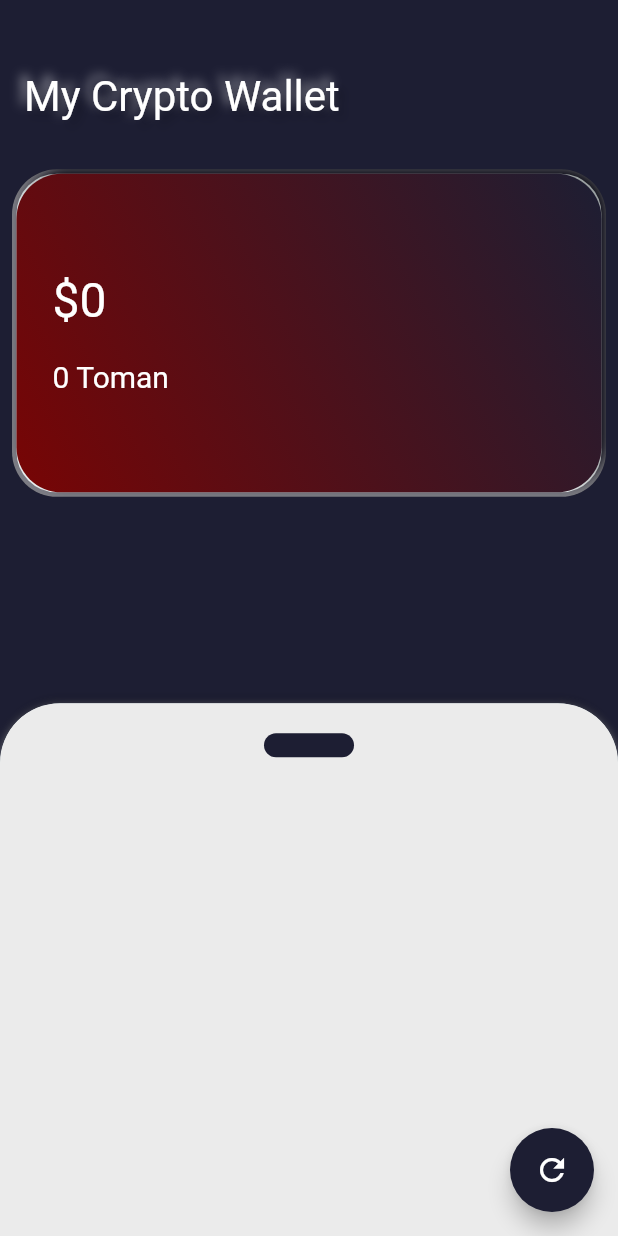
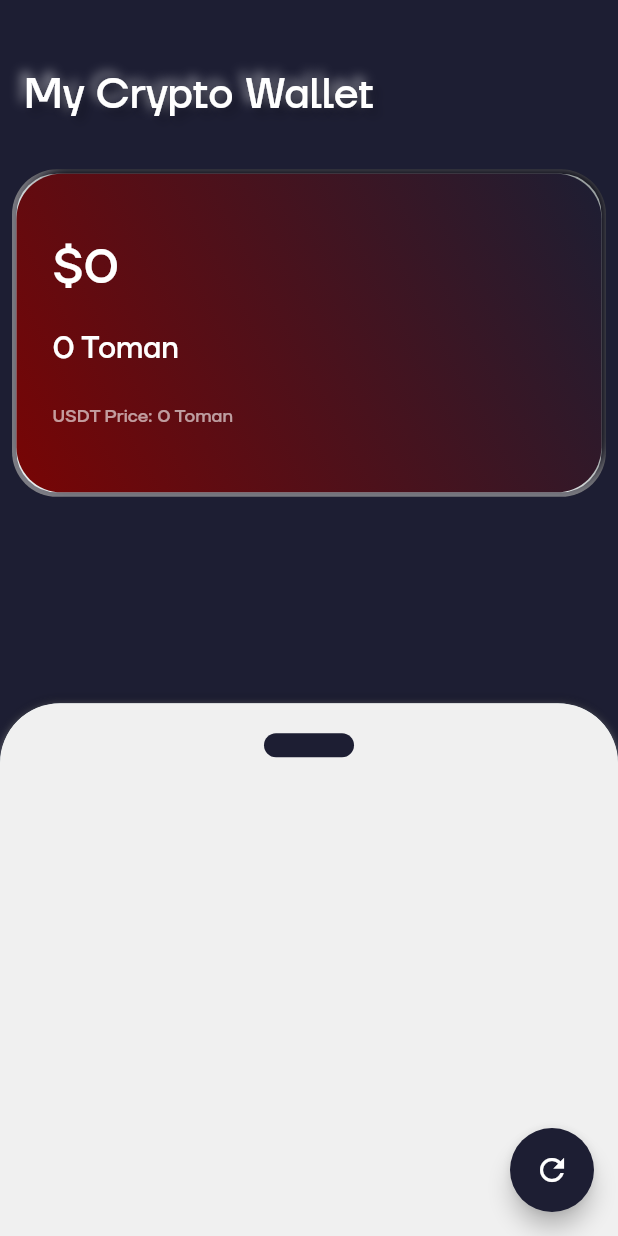
Before and after one commit to AlirezaHosseinkhani/crypto-asset-app, a Flutter app: the screen it shows after launch, on a phone screen of 412 x 824 dp. Run offline on Flutter 3.47's test engine with Material 2 defaults, Android fonts, the phone set to English and light mode, and no system bars; drawn by our look-alikes of flutter_neumorphic; our stand-ins replace flutter_multi_formatter, get, hive, hive_flutter; accounts and stored records are empty; network calls fail.

Commit message:
UI Improved / Font Added

```diff
--- a/lib/constans.dart
+++ b/lib/constans.dart
@@ -0,0 +1,32 @@
+import 'package:flutter/material.dart';
+
+const KMainBackgroundColor = Color.fromRGBO(29, 30, 51, 1);
+const KMainStatusBarColor = Color.fromRGBO(21, 22, 38, 1.0);
+const KMainWhiteColor = Color.fromRGBO(255, 255, 255, 1.0);
+const KMainWidgetStartColor = Color.fromRGBO(255, 255, 255, 1.0);
+const KMainWidgetEndColor = Color.fromRGBO(255, 255, 255, 1.0);
+const KGreenWidgetStartColor = Color.fromRGBO(25, 95, 88, 1.0);
+const KGreenWidgetEndColor = Color.fromRGBO(6, 52, 46, 1.0);
+const KMainCardWidgetRedColor = Color.fromRGBO(120, 5, 5, 1.0);
+const KMainCardWidgetBlueColor = Color.fromRGBO(29, 30, 51, 1.0);
+const KGreenCoinBGColor = Color.fromRGBO(44, 108, 98, 1.0);
+const KWhiteColor = Color.fromRGBO(255, 255, 255, 1.0);
+const KListViewWhiteColor = Color.fromRGBO(240, 240, 240, 1.0);
+const KBlackColor = Color.fromRGBO(0, 0, 0, 1.0);
+const KAssetBGColor = Color.fromRGBO(15, 15, 26, 0.6);
+const KCryptoPriceWidgetBorderColor = Color.fromRGBO(26, 26, 45, 1.0);
+const KCryptoPriceWidgetBGColor = Color.fromRGBO(15, 15, 26, 0.6);
+const KMainCardWidgetBorderColor = Color.fromRGBO(19, 19, 35, 1);
+
+const KHomeBannerTextStyle = TextStyle(
+    color: KMainWhiteColor, fontWeight: FontWeight.bold, fontSize: 34);
+
+const KMainScreenListviewTextStyle = TextStyle(color: KBlackColor);
+const KAssetCoinScreenTextStyle = TextStyle(fontSize: 18, color: KWhiteColor);
+const KWhiteTextStyle = TextStyle(color: Colors.white);
+const KAssetCoinScreenSubTextStyle = TextStyle(color: Colors.white70);
+const KMainCardDollarTextStyle = TextStyle(color: KWhiteColor, fontSize: 32);
+const KMainCardTomanTextStyle = TextStyle(color: KWhiteColor, fontSize: 20);
+const KMainCardTetherTextStyle = TextStyle(color: Colors.white60, fontSize: 12);
+const KCoinDetailsTextStyle =
+    TextStyle(fontSize: 24, color: KWhiteColor, fontWeight: FontWeight.bold);
--- a/lib/main.dart
+++ b/lib/main.dart
@@ -8,6 +8,8 @@ import 'package:get/get.dart';
 import 'package:hive/hive.dart';
 import 'package:path_provider/path_provider.dart';
 import 'package:provider/provider.dart';
+
+import 'constans.dart';
 
 Future<void> main() async {
   WidgetsFlutterBinding.ensureInitialized();
@@ -25,6 +27,10 @@ class MyApp extends StatelessWidget {
     SystemChrome.setPreferredOrientations([
       DeviceOrientation.portraitUp,
     ]);
+    SystemChrome.setSystemUIOverlayStyle(SystemUiOverlayStyle(
+        statusBarColor:
+            KMainStatusBarColor //or set color with: Color(0xFF0000FF)
+        ));
     return MultiProvider(
       providers: [
         ChangeNotifierProvider.value(
@@ -33,7 +39,11 @@ class MyApp extends StatelessWidget {
       ],
       child: GetMaterialApp(
         title: 'Flutter Demo',
-        theme: ThemeData.dark(),
+        theme: ThemeData(
+            fontFamily: 'TTFirsNeue',
+            appBarTheme: Theme.of(context)
+                .appBarTheme
+                .copyWith(brightness: Brightness.dark)),
         home: MainScreen(),
       ),
     );
--- a/lib/provider/price_provider.dart
+++ b/lib/provider/price_provider.dart
@@ -20,12 +20,9 @@ class CoinAssets {
 }
 
 class PriceProvider with ChangeNotifier {
-  // final List<CoinPrice> priceList = [];
-
   Map<String, dynamic> _items = {};
   List<CoinAssets> _assetsItems = [];
-  String _tetherPrice = '';
-  String _currentCoinPrice = '';
+  String _tetherPrice = '0';
 
   Map<String, dynamic> get items {
     return {..._items};
@@ -81,7 +78,6 @@ class PriceProvider with ChangeNotifier {
               name == 'usdt'),
           key: (name) => name,
           value: (v) => loaded[v]);
-      // _items.addAll(loaded);
       print('provider');
       print(_items);
       notifyListeners();
@@ -91,18 +87,12 @@ class PriceProvider with ChangeNotifier {
   }
 
   Future<void> addCoin(CoinAssets coinAssets) async {
-    final _prodIndex = _assetsItems
-        .indexWhere((coin) => coin.coinName == coinAssets.coinName.toString());
     final newCoinAsset = CoinAssets(
       coinName: coinAssets.coinName,
       coinCount: coinAssets.coinCount,
       coinPrice: coinAssets.coinPrice,
     );
-    // if (_assetsItems.contains(coinAssets.coinName)) {
-    //   _assetsItems[_prodIndex] = newCoinAsset;
-    // }
     _assetsItems.add(newCoinAsset);
-    // _items.insert(0, newProduct); // at the start of the list
     notifyListeners();
   }
 
@@ -114,7 +104,6 @@ class PriceProvider with ChangeNotifier {
       if (extractedData == null) {
         return;
       }
-      // final Map<String, dynamic> loadedProducts = {};
       _tetherPrice = extractedData['trades'][0]['price'];
       print(_tetherPrice);
       notifyListeners();
@@ -122,31 +111,4 @@ class PriceProvider with ChangeNotifier {
       throw (error);
     }
   }
-  //
-  // Future<void> getCoinPrice(String coin) async {
-  //   const url = 'https://api.nobitex.ir/market/global-stats';
-  //   try {
-  //     final response = await http.post(Uri.parse(url));
-  //     final extractedData = json.decode(response.body);
-  //     if (extractedData == null) {
-  //       return;
-  //     }
-  //     _currentCoinPrice = extractedData['markets']['binance'][coin];
-  //     notifyListeners();
-  //   } catch (error) {
-  //     throw (error);
-  //   }
-  // }
-  //
-  // Future<List> setSharedValue(List data) async {
-  //   SharedPreferences prefs = await SharedPreferences.getInstance();
-  //   prefs.setDouble('BTC', data[0]);
-  //   prefs.setDouble('ETH', data[1]);
-  //   prefs.setDouble('XRP', data[2]);
-  //   prefs.setDouble('TRX', data[3]);
-  //   prefs.setDouble('LTC', data[4]);
-  //   prefs.setDouble('DOGE', data[5]);
-  //
-  //   notifyListeners();
-  // }
 }
--- a/lib/widgets/main_card_widget.dart
+++ b/lib/widgets/main_card_widget.dart
@@ -4,6 +4,8 @@ import 'package:flutter_multi_formatter/flutter_multi_formatter.dart';
 import 'package:flutter_neumorphic/flutter_neumorphic.dart';
 import 'package:hive/hive.dart';
 import 'package:provider/provider.dart';
+
+import '../constans.dart';
 
 class MainCardWidget extends StatefulWidget {
   @override
@@ -34,8 +36,8 @@ class _MainCardWidgetState extends State<MainCardWidget> {
 
   double calculateAssetsToDollar(BuildContext context) {
     double total = 0.0;
-    final _dollarPrice =
-        Provider.of<PriceProvider>(context, listen: false).dollarPrice;
+    // final _dollarPrice =
+    //     Provider.of<PriceProvider>(context, listen: false).dollarPrice;
     Map<String, dynamic> _items = Provider.of<PriceProvider>(context).items;
 
     for (var i = 0; i < coinsBox.keys.length; i++) {
@@ -53,10 +55,11 @@ class _MainCardWidgetState extends State<MainCardWidget> {
     coinsBox = Hive.box<String>("coins");
     double _totalTomanAsset = calculateAssetsToToman(context);
     double _totalDollarAsset = calculateAssetsToDollar(context);
+    var _dollarPrice =
+        Provider.of<PriceProvider>(context, listen: false).dollarPrice;
     return Neumorphic(
       style: NeumorphicStyle(
-        border:
-            NeumorphicBorder(color: Color.fromRGBO(19, 19, 35, 1), width: 3),
+        border: NeumorphicBorder(color: KMainCardWidgetBorderColor, width: 3),
         shape: NeumorphicShape.convex,
         boxShape: NeumorphicBoxShape.roundRect(BorderRadius.circular(30)),
         depth: -8,
@@ -70,7 +73,7 @@ class _MainCardWidgetState extends State<MainCardWidget> {
           gradient: LinearGradient(
               colors:
                   // [Color(0xFF0E4B26),
-                  [Color.fromRGBO(120, 5, 5, 1.0), Color(0xFF1D1E33)],
+                  [KMainCardWidgetRedColor, KMainCardWidgetBlueColor],
               // colors: [Color(0xFF7F1717), Color(0xFF1D1E33)],
               begin: Alignment.bottomLeft,
               end: Alignment.topRight),
@@ -86,12 +89,17 @@ class _MainCardWidgetState extends State<MainCardWidget> {
               Text(
                 _totalDollarAsset.toStringAsFixed(0).toCurrencyString(
                     leadingSymbol: MoneySymbols.DOLLAR_SIGN, mantissaLength: 0),
-                style: TextStyle(color: Colors.white, fontSize: 32),
+                style: KMainCardDollarTextStyle,
               ),
               SizedBox(height: 20),
               Text(
                 '${_totalTomanAsset.toStringAsFixed(0).toCurrencyString(mantissaLength: 0)} Toman',
-                style: TextStyle(color: Colors.white, fontSize: 20),
+                style: KMainCardTomanTextStyle,
+              ),
+              SizedBox(height: 25),
+              Text(
+                'USDT Price: ${(double.parse(_dollarPrice) / 10).toStringAsFixed(0).toCurrencyString(mantissaLength: 0)} Toman',
+                style: KMainCardTetherTextStyle,
               )
             ],
           ),
```
Also changed, not shown: lib/screens/asset_details_screen.dart (+45 -55 lines), lib/screens/coin_details_screen.dart (+74 -53 lines), lib/screens/main_screen.dart (+84 -36 lines), lib/widgets/crypto_price_widget.dart (+21 -4 lines), pubspec.yaml (+5 -27 lines), fonts/TTFirsNeue-Medium.ttf (added), fonts/TTFirsNeue-Thin.ttf (added), 1 other file.
